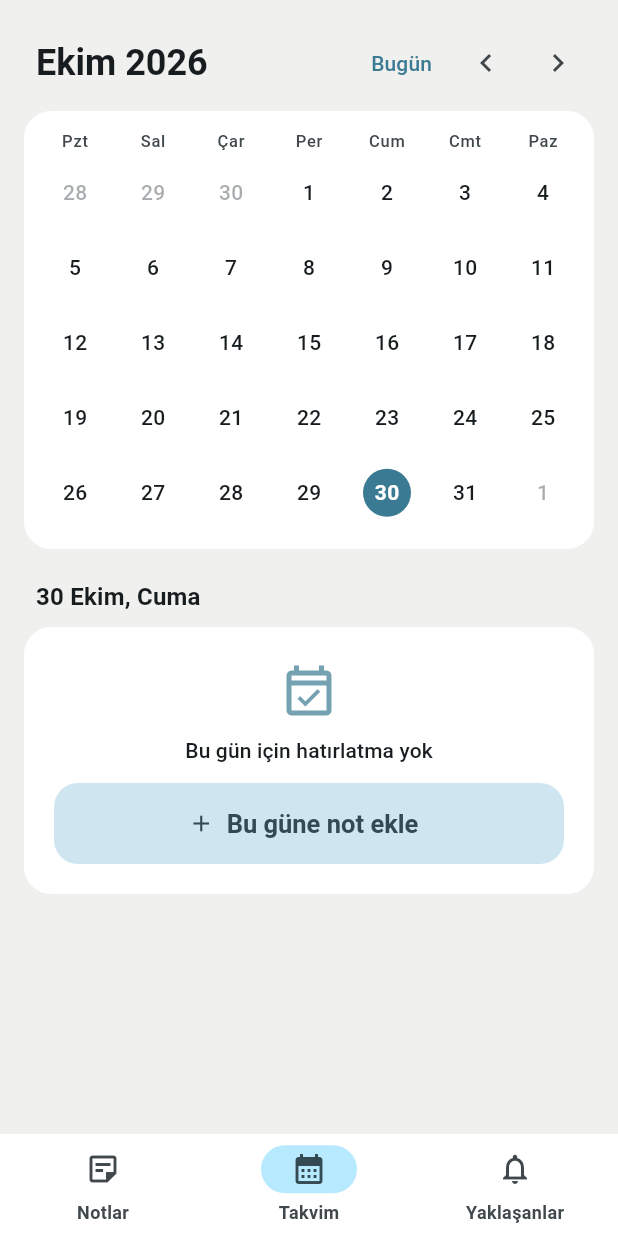
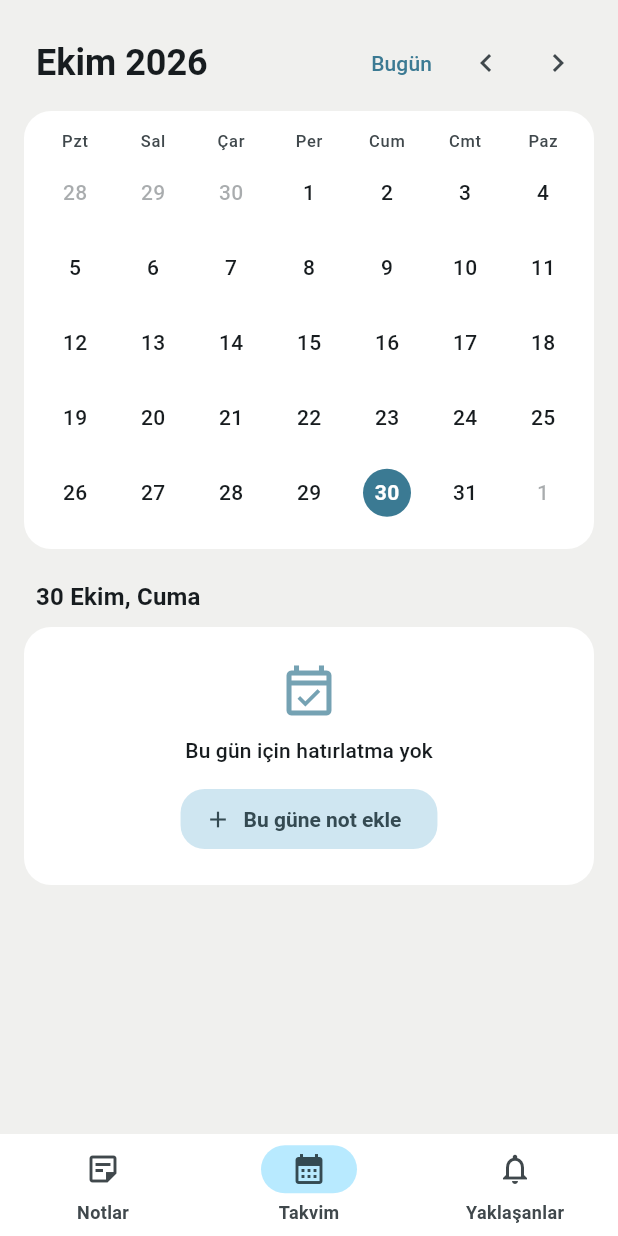
Before and after one commit to sayko89/UNIDEV---Mobile-Notes-App, a Flutter app: the screen it shows after launch, item 2 of the bottom bar chosen, on a phone screen of 412 x 824 dp. Run offline on Flutter 3.47's test engine with Material 3 defaults, Android fonts, the phone set to English and light mode, and no system bars; our stand-ins replace flutter_local_notifications, hive_ce, hive_ce_flutter, timezone; accounts and stored records are empty.

Commit message:
Make only the editor's Save button full width
The theme forced every FilledButton to infinite width, which broke the new
buttons inside rows (detail page, calendar).

Co-Authored-By: Claude Opus 5.5 <noreply@anthropic.com>
Claude-Session: https://claude.ai/code/session_01XjSewwR1p2peLfZ7BHTGes

```diff
--- a/lib/theme.dart
+++ b/lib/theme.dart
@@ -43,9 +43,8 @@ ThemeData buildTheme(Brightness brightness) {
     ),
     filledButtonTheme: FilledButtonThemeData(
       style: FilledButton.styleFrom(
-        minimumSize: const Size.fromHeight(54),
         shape: RoundedRectangleBorder(borderRadius: BorderRadius.circular(16)),
-        textStyle: const TextStyle(fontSize: 17, fontWeight: FontWeight.w600),
+        textStyle: const TextStyle(fontWeight: FontWeight.w600),
       ),
     ),
     chipTheme: ChipThemeData(
```
Also changed, not shown: lib/screens/note_edit_screen.dart (+10 -1 lines).
